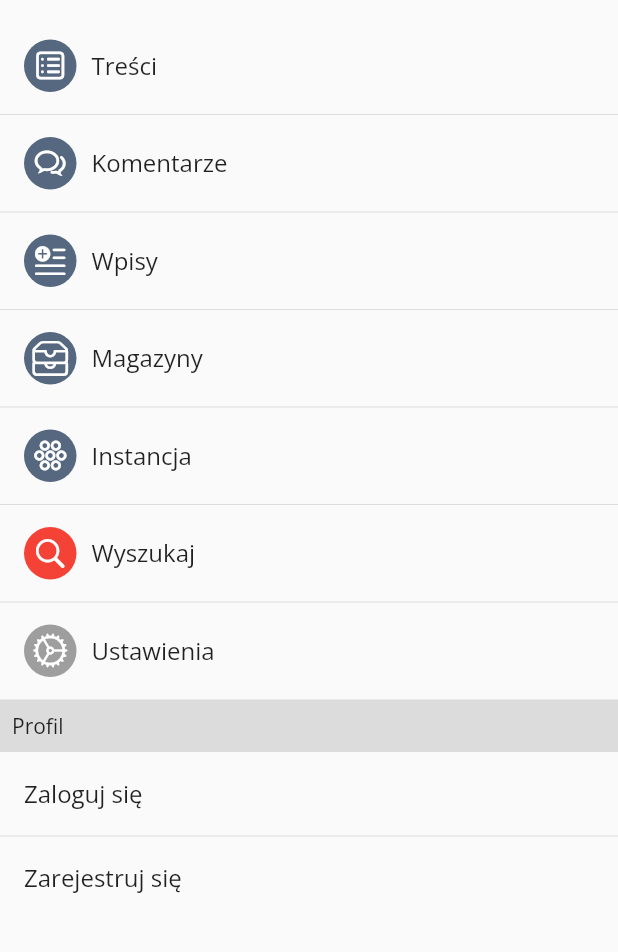
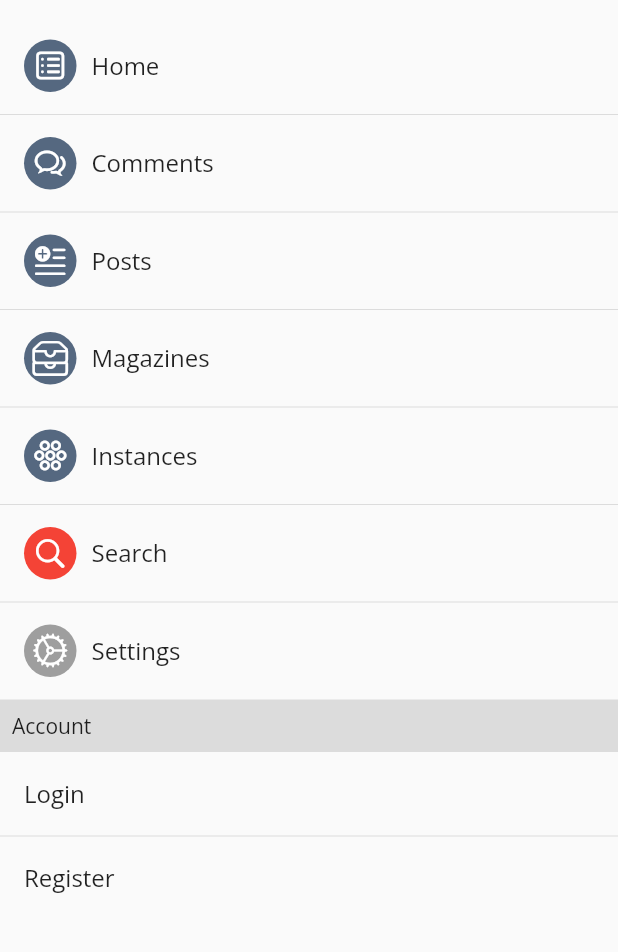
Before and after one commit to ernestwisniewski/kbin-mobile, a Flutter app: the MenuScreen screen opened by its route, on a phone screen of 412 x 824 dp, the part 49-1001 px from its top. Run offline on Flutter 3.47's test engine with Material 2 defaults, Android fonts, the phone set to English and light mode, and no system bars; our stand-ins replace auto_route, badges, google_fonts, hexcolor, package_info_plus, settings_ui and 5 more; accounts and stored records are empty; generated files the repository leaves out were written again.

Commit message:
feat: menu screen localizations

```diff
--- a/lib/l10n/app_en.arb
+++ b/lib/l10n/app_en.arb
@@ -15,5 +15,10 @@
     "settings_security_background": "Allow background processing",
     "settings_security_fingerprint": "Enable fingerprint",
     "settings_security_notifications": "Enable notifications",
-    "settings_other": "Other"
+    "settings_other": "Other",
+    "search": "Search",
+    "magazines": "Magazines",
+    "posts": "Posts",
+    "comments": "Comments",
+    "home": "Home"
 }
--- a/lib/l10n/app_pl.arb
+++ b/lib/l10n/app_pl.arb
@@ -15,5 +15,10 @@
     "settings_security_background": "Pozwól aplikacji działać w tle",
     "settings_security_fingerprint": "Użyj odcisku palca",
     "settings_security_notifications": "Włącz powiadomienia",
-    "settings_other": "Inne"
+    "settings_other": "Inne",
+    "search": "Wyszukaj",
+    "magazines": "Magazyny",
+    "posts": "Wpisy",
+    "comments": "Komentarze",
+    "home": "Treści"
 }
--- a/lib/screens/menu_screen.dart
+++ b/lib/screens/menu_screen.dart
@@ -21,8 +21,8 @@ class _MenuScreenState extends State<MenuScreen> {
 
   @override
   Widget build(BuildContext context) {
-    List<MenuItem> main = Menu().getMainEntries();
-    List<MenuItem> profile = Menu().getProfileEntries();
+    List<MenuItem> main = Menu().getMainEntries(context);
+    List<MenuItem> profile = Menu().getProfileEntries(context);
 
     return CupertinoPageScaffold(
         navigationBar: const CupertinoNavigationBar(
@@ -52,7 +52,8 @@ class _MenuScreenState extends State<MenuScreen> {
                                   decoration: BoxDecoration(
                                       color: main[index].iconContainerColor,
                                       shape: BoxShape.circle),
-                                    child: main[index].icon),
+                                  child: main[index].icon,
+                                ),
                               ]),
                           Padding(
                             padding: const EdgeInsets.only(left: 10),
@@ -77,9 +78,10 @@ class _MenuScreenState extends State<MenuScreen> {
                 type: MaterialType.transparency,
                 child: Container(
                     color: Colors.black12,
-                    child: const Padding(
-                      padding: EdgeInsets.all(8.0),
-                      child: Text('Profil'),
+                    child: Padding(
+                      padding: const EdgeInsets.all(8.0),
+                      child:
+                          Text(AppLocalizations.of(context)!.settings_account),
                     )),
               ),
               ListView.separated(
@@ -114,74 +116,71 @@ class MenuItem {
   final Icon? icon;
   final Color? iconContainerColor;
 
-  MenuItem(
-      {required this.title,
+  MenuItem({
+    required this.title,
     this.subtitle,
     required this.route,
     this.routeType,
     this.icon,
-      this.iconContainerColor});
+    this.iconContainerColor,
+  });
 }
 
 class Menu {
-  static List<MenuItem> main = <MenuItem>[
+  List<MenuItem> getMainEntries(BuildContext context) {
+    return <MenuItem>[
       MenuItem(
-        title: 'Treści',
-        subtitle: 'Strona główna',
+          title: AppLocalizations.of(context)!.home,
           route: SceneRoute(index: 0),
           routeType: 'tab',
           icon: const Icon(CupertinoIcons.square_list, color: Colors.white),
           iconContainerColor: KbinColors().fromHex('556880')),
       MenuItem(
-        title: 'Komentarze',
-        subtitle: 'O tym sie dyskutuje',
+          title: AppLocalizations.of(context)!.comments,
           route: SceneRoute(index: 1),
           routeType: 'tab',
           icon: const Icon(CupertinoIcons.chat_bubble_2, color: Colors.white),
           iconContainerColor: KbinColors().fromHex('556880')),
       MenuItem(
-        title: 'Wpisy',
-        subtitle: 'Krótka forma mikroblogowa',
+          title: AppLocalizations.of(context)!.posts,
           route: SceneRoute(index: 2),
           routeType: 'tab',
           icon: const Icon(CupertinoIcons.text_badge_plus, color: Colors.white),
           iconContainerColor: KbinColors().fromHex('556880')),
       MenuItem(
-        title: 'Magazyny',
-        subtitle: 'Magazyny tematyczne',
+          title: AppLocalizations.of(context)!.magazines,
           route: const MagazinesRoute(),
           icon: const Icon(CupertinoIcons.tray_2, color: Colors.white),
           iconContainerColor: KbinColors().fromHex('556880')),
       MenuItem(
-        title: 'Instancja',
-        subtitle: 'Informacje o tej instancji',
+          title: AppLocalizations.of(context)!.settings_instances,
           route: const MenuRoute(),
           icon: const Icon(CupertinoIcons.circle_grid_hex, color: Colors.white),
           iconContainerColor: KbinColors().fromHex('556880')),
       MenuItem(
-        title: 'Wyszukaj',
-        subtitle: 'Znajdź w serwisie',
+          title: AppLocalizations.of(context)!.search,
           route: SceneRoute(index: 3),
           icon: const Icon(CupertinoIcons.search, color: Colors.white),
           iconContainerColor: Colors.red),
       MenuItem(
-        title: 'Ustawienia',
-        subtitle: 'Ustawienia aplikacji',
+        title: AppLocalizations.of(context)!.settings,
         route: const SettingsRoute(),
         icon: const Icon(CupertinoIcons.settings, color: Colors.white),
-        iconContainerColor: Colors.grey),
+        iconContainerColor: Colors.grey,
+      ),
     ];
-
-  static List<MenuItem> profile = <MenuItem>[
-    MenuItem(title: 'Zaloguj się', route: const MenuRoute()),
-    MenuItem(title: 'Zarejestruj się', route: const MenuRoute())
-  ];
-
-  List<MenuItem> getMainEntries() {
-    return main;
   }
 
-  List<MenuItem> getProfileEntries() {
-    return profile;
+  List<MenuItem> getProfileEntries(BuildContext context) {
+    return <MenuItem>[
+      MenuItem(
+        title: AppLocalizations.of(context)!.settings_account_login,
+        route: const MenuRoute(),
+      ),
+      MenuItem(
+        title: AppLocalizations.of(context)!.settings_account_register,
+        route: const MenuRoute(),
+      )
+    ];
   }
 }
```
Lines whose indentation alone changed are shown as unchanged.
